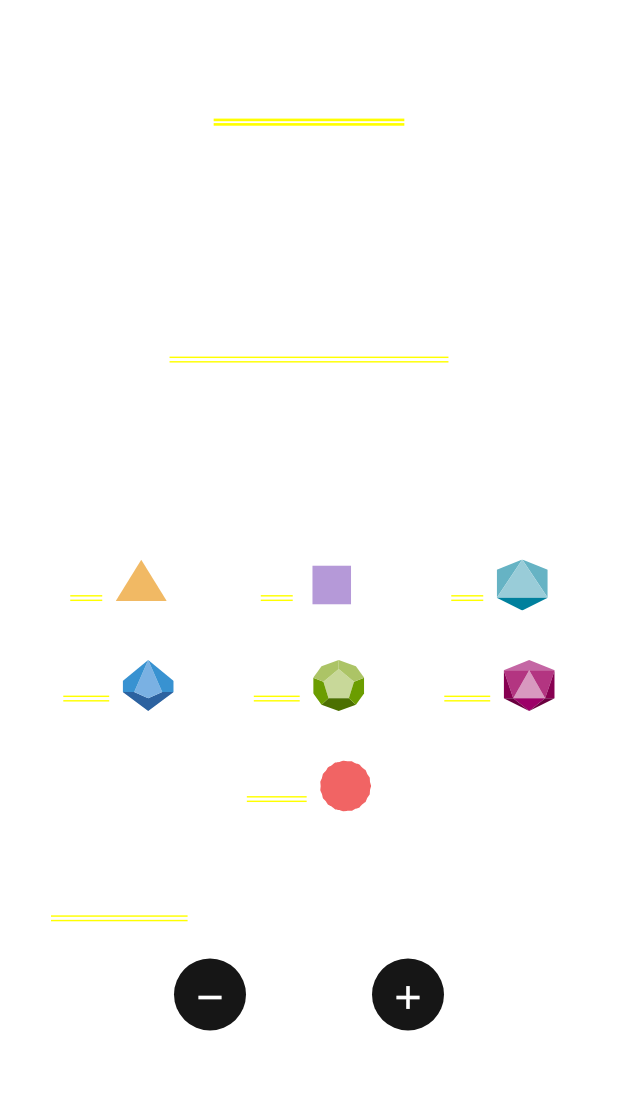
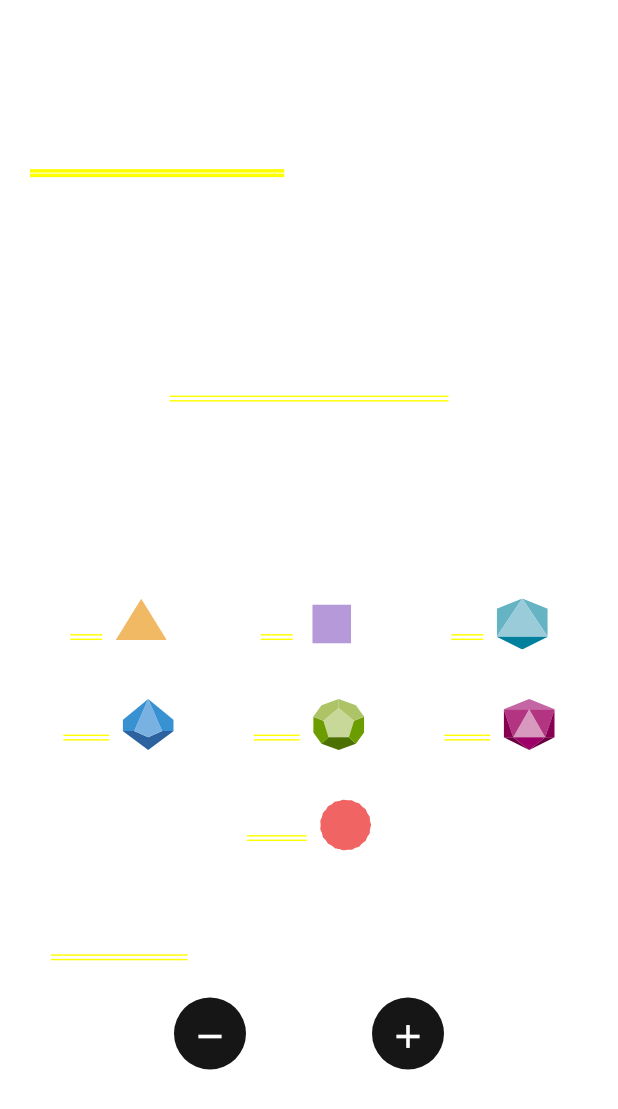
Before and after one commit to MrPio/Scheda_DnD_5e, a Flutter app: the DicePage screen opened by its route, on a phone screen of 412 x 824 dp. Shown: the top 1109 px of the screen. Run offline on Flutter 3.47's test engine with Material 3 defaults, Android fonts, the phone set to English and light mode, and no system bars; our stand-ins replace cloud_firestore, firebase_auth, firebase_core, flutter_markdown, flutter_svg, google_fonts and 4 more; missing offline and left inert: dynamic_height_grid_view, expand_tap_area; accounts and stored records are empty.

Commit message:
Uniform dice page header

```diff
--- a/lib/manager/account_manager.dart
+++ b/lib/manager/account_manager.dart
@@ -145,6 +145,7 @@ class AccountManager {
   reloadUser() async {
     User newUser = await DataManager().load(user.uid!, useCache: false);
     user.charactersUIDs = newUser.charactersUIDs;
+    user.deletedCharactersUIDs = newUser.deletedCharactersUIDs;
     user.campaignsUIDs = newUser.campaignsUIDs;
     // ...
     // All other fields that may have changed
--- a/lib/model/character.dart
+++ b/lib/model/character.dart
@@ -2714,5 +2714,5 @@ class Character with Comparable<Character> implements WithUID {
 
   @override
   // Compare first by creation date
-  int compareTo(Character other) => level.compareTo(other.regDateTimestamp);
+  int compareTo(Character other) => regDateTimestamp.compareTo(other.regDateTimestamp);
 }
--- a/lib/model/user.dart
+++ b/lib/model/user.dart
@@ -47,7 +47,7 @@ class User implements  WithUID {
   @override
   Map<String, dynamic> toJSON() => _$UserToJson(this);
 
-  // Move a character from characters list to deletedCharacters list
+  /// Move a character from characters list to deletedCharacters list
   deleteCharacter(String uid) {
     deletedCharactersUIDs.add(uid);
     charactersUIDs.remove(uid);
@@ -61,7 +61,7 @@ class User implements  WithUID {
       characters.value!.removeWhere((e) => e.uid == uid);
     }
   }
-  // Move a deleted character from deletedCharacters list to characters list
+  /// Move a deleted character from deletedCharacters list to characters list
   restoreCharacter(String uid) {
     charactersUIDs.add(uid);
     deletedCharactersUIDs.remove(uid);
--- a/lib/view/character_page.dart
+++ b/lib/view/character_page.dart
@@ -363,7 +363,6 @@ class _CharacterPageState extends State<CharacterPage> with TickerProviderStateM
         children: [
           const SizedBox(height: Measures.vMarginMed),
           // TODO here: class and multiclass
-          // TODO when closing window and saving, update character list hps
           // HP bar
           HpBar(character.hp, character.maxHp, bottomSheetArgs: hpBottomSheetArgs),
           const SizedBox(height: Measures.vMarginSmall),
@@ -541,6 +540,9 @@ class _CharacterPageState extends State<CharacterPage> with TickerProviderStateM
           const SizedBox(height: Measures.vMarginBig),
         ],
       ),
+      const Placeholder(),
+      const Placeholder(),
+      const Placeholder(),
     ];
     _tabController ??= TabController(length: _screens!.length, vsync: this)
       ..addListener(() {
--- a/lib/view/characters_page.dart
+++ b/lib/view/characters_page.dart
@@ -205,6 +205,7 @@ class _CharactersPageState extends State<CharactersPage> {
                       setState(() {});
                     });
                     if (!hasUndone) {
+                      print('⬆️ Ho salvato la rimozione del\'personaggio ${character.name}');
                       DataManager().save(AccountManager().user);
                     }
                   },
@@ -265,7 +266,10 @@ class _CharactersPageState extends State<CharactersPage> {
 
   /// Refresh the characters UIDs
   refresh() {
+    // Trigger the shimmer effect through to the listener defined above
     AccountManager().user.characters.value = null;
+
+    // Reload user without cache and characters with cache
     Future.delayed(Durations.medium1, () async {
       final startTime = DateTime.now();
       await AccountManager().reloadUser();
--- a/lib/view/dice_page.dart
+++ b/lib/view/dice_page.dart
@@ -23,13 +23,6 @@ import 'package:scheda_dnd_5e/view/partial/glass_card.dart';
 import 'package:scheda_dnd_5e/view/partial/gradient_background.dart';
 import 'package:scheda_dnd_5e/view/partial/numeric_input.dart';
 
-class DicePage extends StatefulWidget {
-  const DicePage({super.key});
-
-  @override
-  State<DicePage> createState() => _DicePageState();
-}
-
 class DiceArgs {
   final String? title;
   final List<Dice>? dices;
@@ -39,8 +32,14 @@ class DiceArgs {
   DiceArgs({this.title, this.dices, this.modifier, this.oneShot = false});
 }
 
-class _DicePageState extends State<DicePage>
-    with SingleTickerProviderStateMixin {
+class DicePage extends StatefulWidget {
+  const DicePage({super.key});
+
+  @override
+  State<DicePage> createState() => _DicePageState();
+}
+
+class _DicePageState extends State<DicePage> with SingleTickerProviderStateMixin {
   DiceArgs? args;
   List<Dice> _selectedDice = [];
   List<int> _diceValues = List<int>.filled(maxSelection, 0);
@@ -51,14 +50,12 @@ class _DicePageState extends State<DicePage>
       minModifier = -20,
       maxModifier = 20;
   late final AnimationController _diceRotationController;
-  final TextEditingController _modifierController =
-      TextEditingController(text: '0');
+  final TextEditingController _modifierController = TextEditingController(text: '0');
 
   /// The integer value of the modifier
   int get modifier => int.parse(_modifierController.text);
 
-  set modifier(int value) =>
-      setState(() => _modifierController.text = value.toString());
+  set modifier(int value) => setState(() => _modifierController.text = value.toString());
 
   /// The number of columns of the selected dice grid is calculated according to the number of the dice
   int get numberOfCols {
@@ -94,8 +91,8 @@ class _DicePageState extends State<DicePage>
   @override
   void initState() {
     HomePage.onFabTaps[widget.runtimeType] = roll;
-    _diceRotationController = AnimationController(
-        vsync: this, duration: const Duration(milliseconds: rollDuration));
+    _diceRotationController =
+        AnimationController(vsync: this, duration: const Duration(milliseconds: rollDuration));
     super.initState();
   }
 
@@ -110,44 +107,54 @@ class _DicePageState extends State<DicePage>
   Widget build(BuildContext context) {
     args = (ModalRoute.of(context)!.settings.arguments) as DiceArgs?;
     _selectedDice = args?.dices ?? _selectedDice;
-    var page = Padding(
-      padding: const EdgeInsets.symmetric(horizontal: Measures.hPadding),
-      child: Column(
+    var page = Column(
       children: [
         // Header
         Padding(
-            padding: const EdgeInsets.only(
-                top: Measures.vMarginBig - Measures.vMarginThin,
+          padding: EdgeInsets.only(
+              top: Measures.vMarginBig + (args == null ? Measures.vMarginMed : -Measures.vMarginThin),
               bottom: Measures.vMarginSmall - Measures.vMarginThin,
-                left: 10,
-                right: 10),
+              left: args == null ? Measures.hPadding : 0,
+              right: args == null ? Measures.hPadding : 0),
           child: Stack(alignment: Alignment.center, children: [
+            if (args != null)
               Align(
                   child: Padding(
                 padding: const EdgeInsets.only(
                   top: Measures.vMarginThin,
                   bottom: Measures.vMarginThin,
                 ),
-                child: Text(args?.title ?? 'Lanciatore dadi',
-                    style: Fonts.black(size: 18)),
-              )),
+                child: Text(args?.title ?? 'Lanciatore dadi', style: Fonts.black(size: 18)),
+              ))
+            else
+              Align(
+                  alignment: Alignment.centerLeft, child: Text('Lanciatore dadi', style: Fonts.black())),
             if ((args?.dices == null && _selectedDice.isNotEmpty) ||
                 (args?.modifier == null && modifier != 0))
               Align(
                 alignment: Alignment.centerRight,
                 child: 'close'.toIcon(
-                      height: 20,
+                    height: 18,
+                    padding: const EdgeInsets.all(6),
                     onTap: () {
                       _selectedDice = [];
                       modifier = 0;
                       setState(() {});
                     }),
               ),
+            if (args != null)
+              const Align(
+                alignment: Alignment.centerLeft,
+                child: Chevron(
+                  inAppBar: true,
+                ),
+              )
           ]),
         ),
         // Body
         Expanded(
           child: SingleChildScrollView(
+            padding: const EdgeInsets.symmetric(horizontal: Measures.hPadding),
             child: Column(
               children: [
                 // Selected dice ===============================
@@ -160,8 +167,7 @@ class _DicePageState extends State<DicePage>
                           ? Text('Seleziona i dadi da lanciare',
                               style: Fonts.regular(color: Palette.hint))
                           : Padding(
-                                padding: const EdgeInsets.symmetric(
-                                    horizontal: 20.0),
+                              padding: const EdgeInsets.symmetric(horizontal: 20.0),
                               child: GridView.count(
                                 shrinkWrap: true,
                                 crossAxisCount: numberOfCols,
@@ -170,8 +176,7 @@ class _DicePageState extends State<DicePage>
                                 crossAxisSpacing: Measures.vMarginSmall,
                                 padding: const EdgeInsets.all(10.0),
                                 childAspectRatio: ratio,
-                                  children:
-                                      List.generate(_selectedDice.length, dice),
+                                children: List.generate(_selectedDice.length, dice),
                               ),
                             ),
                     )),
@@ -199,14 +204,12 @@ class _DicePageState extends State<DicePage>
                             children: [
                               Align(
                                   alignment: Alignment.centerLeft,
-                                    child: Text('Modificatore',
-                                        style: Fonts.regular())),
+                                  child: Text('Modificatore', style: Fonts.regular())),
                               const SizedBox(height: Measures.vMarginSmall),
                               Container(
                                 padding: const EdgeInsets.all(8),
                                 decoration: const BoxDecoration(
-                                      borderRadius: BorderRadius.all(
-                                          Radius.circular(999)),
+                                    borderRadius: BorderRadius.all(Radius.circular(999)),
                                     color: Palette.card2),
                                 child: Row(
                                   mainAxisSize: MainAxisSize.min,
@@ -231,29 +234,23 @@ class _DicePageState extends State<DicePage>
                                         },
                                         style: ElevatedButton.styleFrom(
                                           backgroundColor: Palette.background,
-                                            padding: const EdgeInsets.symmetric(
-                                                vertical: 13),
+                                          padding: const EdgeInsets.symmetric(vertical: 13),
                                           elevation: 0,
                                         ),
                                         child: const Icon(Icons.remove,
-                                              color: Palette.onBackground,
-                                              size: 26),
+                                            color: Palette.onBackground, size: 26),
                                       ),
                                     ),
-                                      const SizedBox(
-                                          width: Measures.hMarginMed),
+                                    const SizedBox(width: Measures.hMarginMed),
                                     NumericInput(NumericInputArgs(
                                       min: minModifier,
                                       max: maxModifier,
                                       controller: _modifierController,
                                       width: 60,
-                                        contentPadding:
-                                            const EdgeInsets.fromLTRB(
-                                                4, 8, 4, 8),
+                                      contentPadding: const EdgeInsets.fromLTRB(4, 8, 4, 8),
                                       style: Fonts.black(),
                                     )),
-                                      const SizedBox(
-                                          width: Measures.hMarginMed),
+                                    const SizedBox(width: Measures.hMarginMed),
                                     SizedBox(
                                       height: 48,
                                       width: 48,
@@ -274,13 +271,11 @@ class _DicePageState extends State<DicePage>
                                         },
                                         style: ElevatedButton.styleFrom(
                                           backgroundColor: Palette.background,
-                                            padding: const EdgeInsets.symmetric(
-                                                vertical: 13),
+                                          padding: const EdgeInsets.symmetric(vertical: 13),
                                           elevation: 0,
                                         ),
-                                          child: const Icon(Icons.add,
-                                              color: Palette.onBackground,
-                                              size: 26),
+                                        child:
+                                            const Icon(Icons.add, color: Palette.onBackground, size: 26),
                                       ),
                                     )
                                   ],
@@ -298,20 +293,17 @@ class _DicePageState extends State<DicePage>
                             children: [
                               Text('Modificatore:', style: Fonts.regular()),
                               const SizedBox(width: Measures.hMarginMed),
-                                Text(modifier.toSignedString(),
-                                    style: Fonts.black()),
+                              Text(modifier.toSignedString(), style: Fonts.black()),
                             ],
                           ),
                         ),
                       ),
-                  const SizedBox(
-                      height: Measures.vMarginBig + Measures.vMarginBig),
+                const SizedBox(height: Measures.vMarginBig + Measures.vMarginBig),
               ],
             ),
           ),
         ),
       ],
-      ),
     );
     if (args == null) {
       return page;
@@ -322,21 +314,18 @@ class _DicePageState extends State<DicePage>
           children: [
             const GradientBackground(topColor: Palette.backgroundGreen),
             page,
-            const Chevron(),
             // FAB
             Align(
                 alignment: Alignment.bottomRight,
                 child: Padding(
-                  padding: const EdgeInsets.only(
-                      bottom: Measures.fABBottomMargin,
-                      right: Measures.hPadding),
+                  padding:
+                      const EdgeInsets.only(bottom: Measures.fABBottomMargin, right: Measures.hPadding),
                   child: FloatingActionButton(
                     onPressed: roll,
                     elevation: 0,
                     foregroundColor: Palette.primaryGreen,
                     backgroundColor: Palette.primaryGreen,
-                    shape: RoundedRectangleBorder(
-                        borderRadius: BorderRadius.circular(999)),
+                    shape: RoundedRectangleBorder(borderRadius: BorderRadius.circular(999)),
                     child: 'refresh'.toIcon(height: 20),
                   ),
                 )),
@@ -353,8 +342,7 @@ class _DicePageState extends State<DicePage>
     } else {
       context.snackbar('Non puoi aggiungere altri dadi',
           backgroundColor: Palette.backgroundGreen,
-          bottomMargin:
-              args == null ? Measures.bottomBarHeight : Measures.vMarginSmall);
+          bottomMargin: args == null ? Measures.bottomBarHeight : Measures.vMarginSmall);
     }
   }
 
@@ -367,18 +355,14 @@ class _DicePageState extends State<DicePage>
           children: [
             // Dice svg
             RotationTransition(
-                turns: Tween(begin: 0.0, end: rollsCount.toDouble()).animate(
-                    CurvedAnimation(
-                        parent: _diceRotationController,
-                        curve: Curves.easeOut)),
-                child: SvgPicture.asset(_selectedDice[i].svgPath,
-                    height: double.infinity)),
+                turns: Tween(begin: 0.0, end: rollsCount.toDouble())
+                    .animate(CurvedAnimation(parent: _diceRotationController, curve: Curves.easeOut)),
+                child: SvgPicture.asset(_selectedDice[i].svgPath, height: double.infinity)),
             // Dice number
             if (_diceValues[i] > 0)
               Align(
                 alignment: Alignment(0, _selectedDice[i].yTextAlignment),
-                child: Text(_diceValues[i].toString(),
-                    style: Fonts.bold(size: 18)),
+                child: Text(_diceValues[i].toString(), style: Fonts.bold(size: 18)),
               )
           ],
         ),
@@ -410,8 +394,7 @@ class _DicePageState extends State<DicePage>
                   Text(
                       '(${_diceValues.where((e) => e > 0).join(' + ')})${modifier != 0 ? ' ${modifier.toSignedString()}' : ''} =',
                       style: Fonts.regular(size: 24)),
-                  Text((_diceValues.sum() + modifier).toString(),
-                      style: Fonts.black(size: 42))
+                  Text((_diceValues.sum() + modifier).toString(), style: Fonts.black(size: 42))
                 ],
               ),
             ));
@@ -422,8 +405,7 @@ class _DicePageState extends State<DicePage>
     } else if (_selectedDice.isEmpty) {
       context.snackbar('Seleziona almeno un dado',
           backgroundColor: Palette.backgroundGreen,
-          bottomMargin:
-              args == null ? Measures.bottomBarHeight : Measures.vMarginSmall);
+          bottomMargin: args == null ? Measures.bottomBarHeight : Measures.vMarginSmall);
     }
   }
 }
--- a/lib/view/partial/chevron.dart
+++ b/lib/view/partial/chevron.dart
@@ -12,7 +12,7 @@ class Chevron extends StatelessWidget {
   @override
   Widget build(BuildContext context) {
     return 'chevron_left'.toIcon(
-        height: 24,
+        height: 22,
         onTap: onTap??()=>Navigator.of(context).pop(popArgs),
         margin: inAppBar?const EdgeInsets.only( left: Measures.hMarginMed):Measures.chevronMargin,
         padding:Measures.chevronPadding);
--- a/lib/view/partial/clickable.dart
+++ b/lib/view/partial/clickable.dart
@@ -36,32 +36,32 @@ class _GlassButtonState extends State<Clickable> {
 
   @override
   Widget build(BuildContext context) {
-    return GestureDetector(
-      onTap: widget.active
-          ? () {
+    return widget.active
+        ? GestureDetector(
+            onTap: () {
               if (widget.onTap != null) {
                 widget.onTap!();
               } else if (widget.bottomSheetArgs != null) {
                 context.bottomSheet(widget.bottomSheetArgs!);
               }
-            }
-          : null,
+            },
             onTapDown: (_) => setDown(true),
             onTapUp: (_) => setDown(false),
             onLongPress: () {
               HapticFeedback.mediumImpact();
-        if (widget.active && widget.bottomSheetArgs != null) {
+              if (widget.bottomSheetArgs != null) {
                 context.bottomSheet(widget.bottomSheetArgs!);
               }
             },
             onTapCancel: () => setDown(false),
             child: AnimatedScale(
-        scale: widget.active ? _scale : 1.0,
+              scale: _scale,
               duration: const Duration(milliseconds: 120),
               curve: Curves.easeOut,
               child: Opacity(opacity: _opacity, child: widget.child),
             ),
-    );
+          )
+        : widget.child ?? Container();
   }
 
   setDown(bool isDown) {
```
Also changed, not shown: lib/manager/data_manager.dart (+28 -21 lines). Lines whose indentation alone changed are shown as unchanged.
